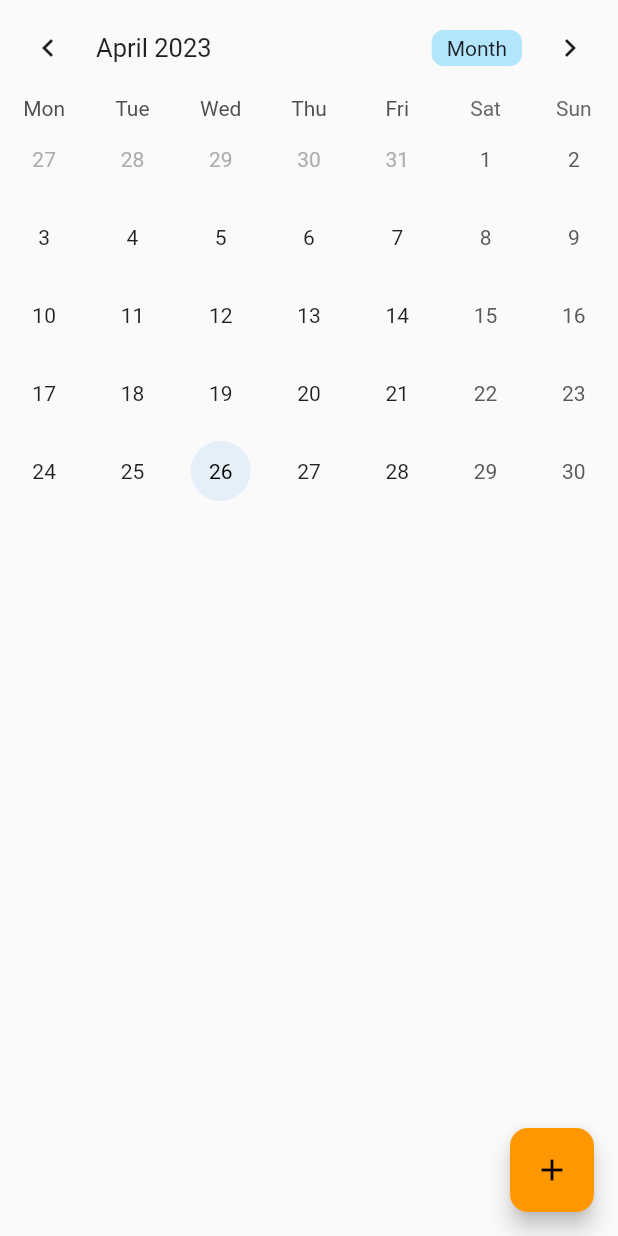
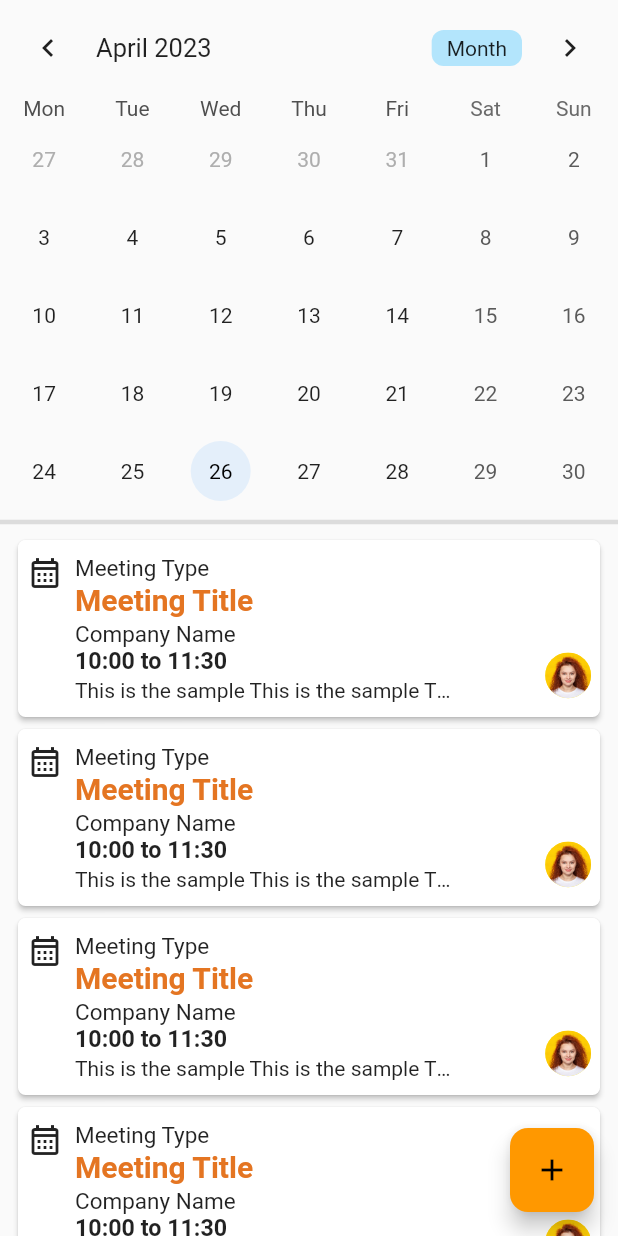
Before and after one commit to VatsalKotha/CRM, a Flutter app: the MeetingPage screen opened directly, on a phone screen of 412 x 824 dp. Run offline on Flutter 3.47's test engine with Material 2 defaults, Android fonts, the phone set to English and light mode, and no system bars; drawn by our look-alikes of table_calendar; our stand-ins replace awesome_snackbar_content, flutter_otp_text_field, get, google_fonts.

Commit message:
Added meeting page compo: card, detail SC & form

```diff
--- a/lib/constants/text_string.dart
+++ b/lib/constants/text_string.dart
@@ -7,6 +7,8 @@
 
  // AppBar Titles
  const String jAppbarReportPageTitle = "Report";
+ const String jAppbarMeetingDetailScreenTitle = "Meeting Details";
+ const String jAppbarFeedbackDetailScreenTitle = "Feedback Details";
  const String jAppbarLeadPageTitle = "Lead Management";
  const String jAppbarLeadDetailScreenTitle = "Lead Details";
  const String jAppbarInstallmentPageTitle = "Installment Management";
--- a/lib/main.dart
+++ b/lib/main.dart
@@ -2,7 +2,7 @@
 // ignore_for_file: prefer_const_constructors
 
 import 'package:crm/routes/routes.dart';
-import 'package:crm/screens/home/home_page.dart';
+import 'package:crm/screens/auth/login/loginScreen.dart';
 import 'package:crm/utility/theme/theme.dart';
 import 'package:flutter/material.dart';
 import 'package:get/get_navigation/get_navigation.dart';
@@ -26,8 +26,8 @@ class MyApp extends StatelessWidget {
 
       initialRoute: Routes.getLoginScreenRoute(),
 
-       // home: LoginScreen(),
-      home: HomePage(),
+       home: LoginScreen(),
+      // home: HomePage(),
     );
   }
 }
--- a/lib/screens/home/lead/lead_detail_screen.dart
+++ b/lib/screens/home/lead/lead_detail_screen.dart
@@ -96,11 +96,10 @@ class _LeadDetailScreenState extends State<LeadDetailScreen> {
           actions: [],
           centerTitle: false,
           automaticallyImplyLeading: true),
-      body: Container(
-        margin: const EdgeInsets.only(
-            left: 20.0, right: 20.0, top: 20.0, bottom: 50.0),
-
-        child: SingleChildScrollView(
+      body: SingleChildScrollView(
+        child: Container(
+          margin: const EdgeInsets.only(
+              left: 20.0, right: 20.0, top: 20.0, bottom: 50.0),
           child: Column(
             crossAxisAlignment: CrossAxisAlignment.start,
             children: [
--- a/lib/screens/home/report/meeting_detail_screen.dart
+++ b/lib/screens/home/report/meeting_detail_screen.dart
@@ -1,5 +1,8 @@
 
 import 'package:flutter/material.dart';
+
+import '../../../constants/text_string.dart';
+import '../../../utility/widget/appbar.dart';
 
 class MeetingDetailScreen extends StatefulWidget {
   const MeetingDetailScreen({Key? key}) : super(key: key);
@@ -12,6 +15,11 @@ class _MeetingDetailScreenState extends State<MeetingDetailScreen> {
   @override
   Widget build(BuildContext context) {
     return const Scaffold(
+      appBar: AppBarWidget(
+          title: jAppbarMeetingDetailScreenTitle,
+          actions: [],
+          centerTitle: false,
+          automaticallyImplyLeading: true),
       body: Center(
         child: Text("Meeting Detail View"),
       ),
--- a/lib/screens/home/report/meeting_page.dart
+++ b/lib/screens/home/report/meeting_page.dart
@@ -2,6 +2,8 @@
 import 'package:crm/controllers/on_press_action.dart';
 import 'package:flutter/material.dart';
 import 'package:table_calendar/table_calendar.dart';
+
+import '../../../utility/widget/meeting_card_widget.dart';
 
 class MeetingPage extends StatefulWidget {
   const MeetingPage({Key? key}) : super(key: key);
@@ -18,7 +20,13 @@ class _MeetingPageState extends State<MeetingPage> {
   @override
   Widget build(BuildContext context) {
     return Scaffold(
-      body: TableCalendar(
+      body: Stack(
+        children: [
+          Column(
+            children: [
+
+              // meeting calendar
+              TableCalendar(
                 focusedDay: selectedDay,
                 firstDay: DateTime(2010),
                 lastDay: DateTime(2050),
@@ -72,6 +80,34 @@ class _MeetingPageState extends State<MeetingPage> {
                   });
                 },
               ),
+              const Divider(thickness: 3.0),
+
+
+              // meeting cards
+              Expanded(
+                child: SingleChildScrollView(
+                  child: Container(
+                    margin: const EdgeInsets.only(left: 8.0,right: 8.0,top: 0.0,bottom: 20.0),
+                    child: Column(
+                      children: const [
+                        MeetingCardWidget(),
+                        MeetingCardWidget(),
+                        MeetingCardWidget(),
+                        MeetingCardWidget(),
+                        MeetingCardWidget(),
+                        MeetingCardWidget(),
+                        MeetingCardWidget(),
+                        MeetingCardWidget(),
+                        MeetingCardWidget(),
+                      ],
+                    ),
+                  )
+                ),
+              ),
+            ],
+          ),
+        ],
+      ),
       floatingActionButton: FloatingActionButton(
         shape: RoundedRectangleBorder(
           borderRadius: BorderRadius.circular(12.0),
--- a/lib/screens/setting/setting_page.dart
+++ b/lib/screens/setting/setting_page.dart
@@ -1,3 +1,4 @@
+
 import 'package:crm/constants/text_string.dart';
 import 'package:flutter/material.dart';
 import 'package:google_fonts/google_fonts.dart';
--- a/lib/utility/widget/lead_card_widget.dart
+++ b/lib/utility/widget/lead_card_widget.dart
@@ -1,5 +1,9 @@
+import 'package:crm/screens/home/lead/lead_detail_screen.dart';
 import 'package:flutter/material.dart';
+import 'package:get/get.dart';
+
 import '../../constants/image_string.dart';
+
 
 class LeadCardWidget extends StatelessWidget {
   LeadCardWidget({
@@ -47,11 +51,28 @@ class LeadCardWidget extends StatelessWidget {
 
     return SizedBox(
       height: 140.0,
+      child: GestureDetector(
+        onTap: () => Get.to(() => const LeadDetailScreen(
+          leadName: "New Equipment",
+          leadClientName: "John Shah",
+          leadClientPhnNo1: "9876543210",
+          leadClosingDate: "5 May 2023",
+          leadCompanyName: "Dell Pvt. LTD",
+          leadCreatedBy: "Jash Parmar",
+          leadDateCreated: "26 April 2023",
+          leadId: "MEL230001",
+          leadModifiedBy: "Vatsal Kotha",
+          leadPriority: "Medium",
+          leadSalesPersonName: "Vatsal Kotha",
+          leadStatus: "Lost",
+        )),
         child: Card(
           elevation: 3.0,
           margin: const EdgeInsets.symmetric(vertical: 8.0, horizontal: 10.0),
           child: Row(
             children: [
+
+              // Lead priority
               Container(
                 color: leadPriorityColor,
                 width: 6.0,
@@ -130,7 +151,8 @@ class LeadCardWidget extends StatelessWidget {
                   // status of lead
                   Container(
                     alignment: Alignment.centerRight,
-                  padding: const EdgeInsets.only(left: 8.0, right: 8.0, top: 5.0, bottom: 5.0),
+                    padding: const EdgeInsets.only(
+                        left: 8.0, right: 8.0, top: 5.0, bottom: 5.0),
                     decoration: BoxDecoration(
                       borderRadius: BorderRadius.circular(3.0),
                       color: leadStatusColor,
@@ -163,6 +185,7 @@ class LeadCardWidget extends StatelessWidget {
             ],
           ),
         ),
+      ),
     );
   }
 }
--- /dev/null
+++ b/lib/utility/widget/meeting_card_widget.dart
@@ -0,0 +1,119 @@
+
+import 'package:crm/screens/home/report/meeting_detail_screen.dart';
+import 'package:flutter/material.dart';
+import 'package:get/get.dart';
+import '../../constants/image_string.dart';
+
+class MeetingCardWidget extends StatefulWidget {
+  const MeetingCardWidget({Key? key}) : super(key: key);
+
+  @override
+  State<MeetingCardWidget> createState() => _MeetingCardWidgetState();
+}
+
+class _MeetingCardWidgetState extends State<MeetingCardWidget> {
+  @override
+  Widget build(BuildContext context) {
+    return GestureDetector(
+      onTap: () => Get.to(() => const MeetingDetailScreen()),
+      child: Card(
+        elevation: 1.5,
+        shape: RoundedRectangleBorder(
+          borderRadius: BorderRadius.circular(5.0),
+        ),
+        child: Padding(
+          padding: const EdgeInsets.symmetric(horizontal: 6.0,vertical: 10.0),
+          child: Row(
+            crossAxisAlignment: CrossAxisAlignment.start,
+            children: [
+              const Icon(Icons.calendar_month_outlined),
+              const SizedBox(width: 8.0),
+
+              Expanded(
+                child: Column(
+                  mainAxisAlignment: MainAxisAlignment.start,
+                  crossAxisAlignment: CrossAxisAlignment.start,
+                  children: const [
+
+                    // Meeting Type
+                    Text(
+                      "Meeting Type",
+                      style: TextStyle(
+                        fontSize: 15.0,
+                        fontWeight: FontWeight.normal,
+                      ),
+                    ),
+
+                    // Lead title
+                    Text(
+                      "Meeting Title",
+                      style: TextStyle(
+                        fontSize: 20.0,
+                        fontWeight: FontWeight.bold,
+                        color: Color(0xFFE47522),
+                      ),
+                    ),
+                    SizedBox(height: 3.0),
+
+                    // closing date
+
+                    // Company Name
+                    Text(
+                      "Company Name",
+                      style: TextStyle(
+                        fontSize: 15.0,
+                        fontWeight: FontWeight.normal,
+                      ),
+                    ),
+
+                    // Person Name
+                    Text(
+                      "10:00 to 11:30",
+                      style: TextStyle(
+                        fontSize: 15.5,
+                        fontWeight: FontWeight.w600,
+                      ),
+                    ),
+
+                    // Description
+                    SizedBox(height: 2.0),
+                    Text(
+                      "This is the sample This is the sample This is the sample This is the sample This is the sample ",
+                      textAlign: TextAlign.left,
+                      overflow: TextOverflow.ellipsis,
+                      maxLines: 1,
+                      style: TextStyle(
+                        fontSize: 14.0,
+                        fontWeight: FontWeight.w400,
+                      ),
+                    ),
+                  ],
+                ),
+              ),
+              const SizedBox(width: 60.0),
+              Column(
+                mainAxisAlignment: MainAxisAlignment.center,
+                crossAxisAlignment: CrossAxisAlignment.end,
+                children: [
+                  // sized box for
+                  const SizedBox(height: 65.0),
+                  // profile icon
+                  Container(
+                    width: 30.5,
+                    height: 30.5,
+                    decoration: const BoxDecoration(
+                      shape: BoxShape.circle,
+                      color: Colors.yellow,
+                      image: DecorationImage(
+                          image: AssetImage(jLeadCardProfileImage)),
+                    ),
+                  ),
+                ],
+              ),
+            ],
+          ),
+        ),
+      ),
+    );
+  }
+}
```
Lines whose indentation alone changed are shown as unchanged.
